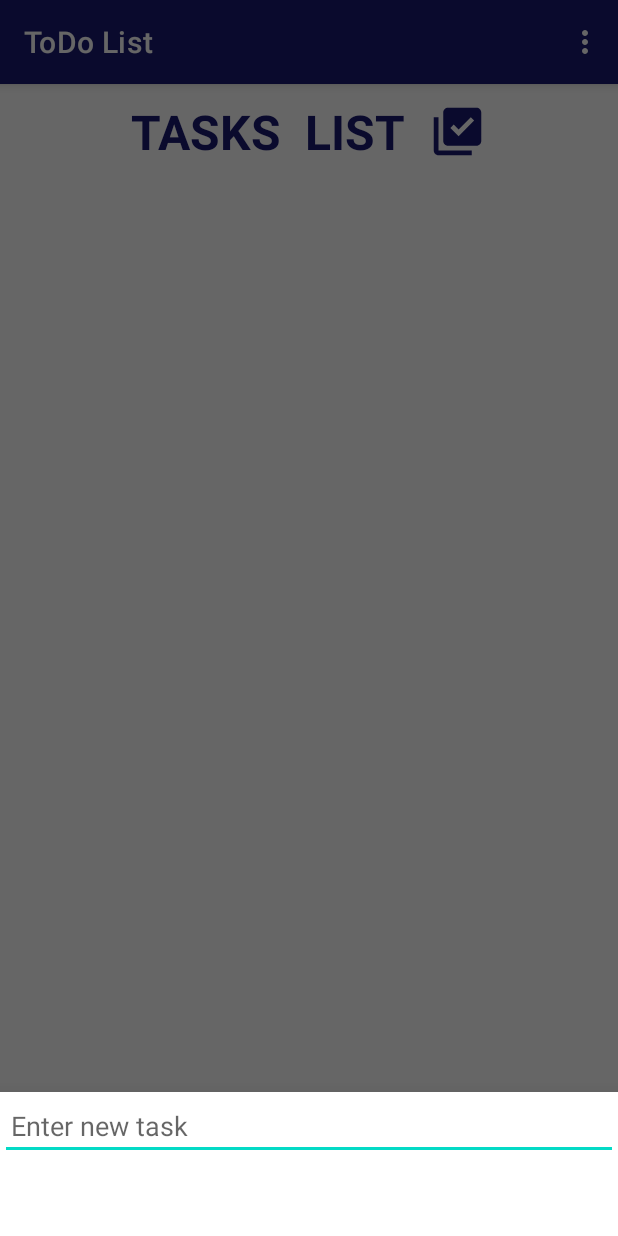
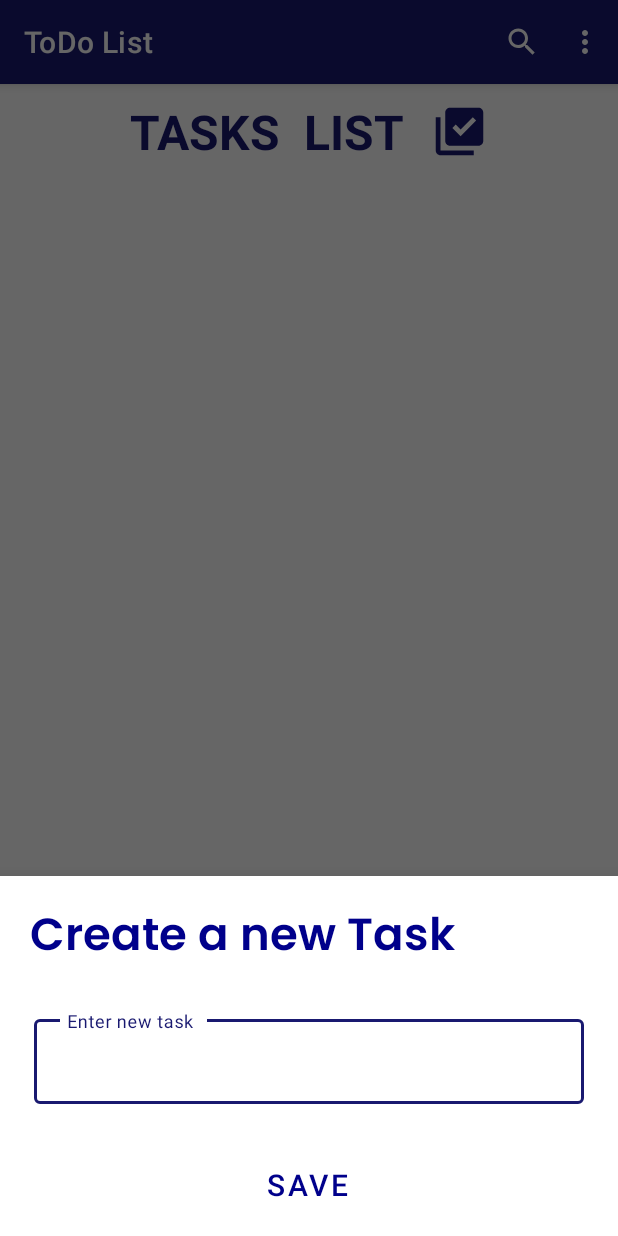
Before and after one commit to sreeginy/ToDo-List, an Android app: the screen it shows after launch (MainActivity), after a tap on an icon or button, on a phone screen of 412 x 824 dp. Run offline under Robolectric (Android 15) with nearby library versions, the light colour scheme and no system bars; libraries missing offline, so code that uses them is left out: it.xabaras.android; Roboto replaces fonts that are not available here.

Commit message:
modify UI

```diff
--- a/app/build.gradle
+++ b/app/build.gradle
@@ -40,4 +40,6 @@ dependencies {
     implementation 'com.google.android.material:material:1.2.1'
     implementation 'it.xabaras.android:recyclerview-swipedecorator:1.4'
     implementation 'com.airbnb.android:lottie:5.2.0'
+
+    implementation 'androidx.swiperefreshlayout:swiperefreshlayout:1.0.0'
 }
--- a/app/src/main/java/com/sreeginy/todolist/Adapter/ToDoAdapter.java
+++ b/app/src/main/java/com/sreeginy/todolist/Adapter/ToDoAdapter.java
@@ -18,6 +18,7 @@ import com.sreeginy.todolist.R;
 import com.sreeginy.todolist.Utils.DatabaseHelper;
 
 import java.util.List;
+import java.util.Locale;
 
 
 public class ToDoAdapter extends RecyclerView.Adapter<ToDoAdapter.MyViewHolder> {
@@ -94,6 +95,7 @@ public class ToDoAdapter extends RecyclerView.Adapter<ToDoAdapter.MyViewHolder>
         return mList.size();
     }
 
+
     public static class MyViewHolder extends RecyclerView.ViewHolder{
 
         CheckBox checkBox;
--- a/app/src/main/java/com/sreeginy/todolist/AddNewTask.java
+++ b/app/src/main/java/com/sreeginy/todolist/AddNewTask.java
@@ -2,6 +2,7 @@ package com.sreeginy.todolist;
 
 import android.app.Activity;
 import android.content.DialogInterface;
+import android.content.Intent;
 import android.graphics.Color;
 import android.os.Bundle;
 import android.text.Editable;
@@ -11,6 +12,7 @@ import android.view.View;
 import android.view.ViewGroup;
 import android.widget.Button;
 import android.widget.EditText;
+import android.widget.ImageView;
 
 import androidx.annotation.NonNull;
 import androidx.annotation.Nullable;
@@ -26,6 +28,7 @@ public class AddNewTask extends BottomSheetDialogFragment {
     //widgets
     private EditText mEditText;
     private Button mSaveButton;
+    public ImageView imageView;
 
     private DatabaseHelper myDB;
 
@@ -44,8 +47,10 @@ public class AddNewTask extends BottomSheetDialogFragment {
     public void onViewCreated(@NonNull View view, @Nullable Bundle savedInstanceState) {
         super.onViewCreated(view, savedInstanceState);
 
-        mEditText = view.findViewById(R.id.editText);
-        mSaveButton = view.findViewById(R.id.saveBtn);
+        mEditText = view.findViewById(R.id.newTask);
+        mSaveButton = view.findViewById(R.id.save);
+
+
 
         myDB = new DatabaseHelper(getActivity());
 
@@ -104,6 +109,12 @@ public class AddNewTask extends BottomSheetDialogFragment {
         });
     }
 
+
+//    public void cancel(View view) {
+//        // Perform the desired action when the cancel button is clicked
+//        // For example, you can close the current activity or dismiss a dialog
+//    }
+
     @Override
     public void onDismiss(@NonNull DialogInterface dialog) {
         super.onDismiss(dialog);
--- a/app/src/main/java/com/sreeginy/todolist/MainActivity.java
+++ b/app/src/main/java/com/sreeginy/todolist/MainActivity.java
@@ -1,13 +1,19 @@
 package com.sreeginy.todolist;
 
 import androidx.annotation.NonNull;
+import androidx.annotation.Nullable;
 import androidx.appcompat.app.AppCompatActivity;
+import androidx.appcompat.widget.SearchView;
 import androidx.recyclerview.widget.ItemTouchHelper;
 import androidx.recyclerview.widget.LinearLayoutManager;
 import androidx.recyclerview.widget.RecyclerView;
+import androidx.swiperefreshlayout.widget.SwipeRefreshLayout;
 
 import android.content.DialogInterface;
+import android.content.Intent;
+import android.database.Cursor;
 import android.os.Bundle;
+import android.util.Log;
 import android.view.Menu;
 import android.view.MenuItem;
 import android.view.View;
@@ -30,6 +36,8 @@ public class MainActivity extends AppCompatActivity implements OnDialogCloserLis
     private List<ToDo> mList;
     private ToDoAdapter adapter;
 
+    SwipeRefreshLayout swipeRefreshLayout;
+
     @Override
     protected void onCreate(Bundle savedInstanceState) {
         super.onCreate(savedInstanceState);
@@ -41,13 +49,25 @@ public class MainActivity extends AppCompatActivity implements OnDialogCloserLis
         mList = new ArrayList<>();
         adapter = new ToDoAdapter(myDB, MainActivity.this);
 
+        swipeRefreshLayout = findViewById(R.id.swiperefresh);
+
         recyclerView.setHasFixedSize(true);
         recyclerView.setLayoutManager(new LinearLayoutManager(this));
         recyclerView.setAdapter(adapter);
 
+        storeDataInArrays();
+
         mList = myDB.getAllTasks();
         Collections.reverse(mList);
         adapter.setTasks(mList);
+
+        swipeRefreshLayout.setOnRefreshListener(new SwipeRefreshLayout.OnRefreshListener() {
+            @Override
+            public void onRefresh() {
+                storeDataInArrays();
+                swipeRefreshLayout.setRefreshing(false);
+            }
+        });
 
         fab.setOnClickListener(new View.OnClickListener() {
             @Override
@@ -55,16 +75,80 @@ public class MainActivity extends AppCompatActivity implements OnDialogCloserLis
                 AddNewTask.newInstance().show(getSupportFragmentManager(), AddNewTask.TAG);
             }
         });
+
         ItemTouchHelper itemTouchHelper = new ItemTouchHelper(new RecyclerViewTouchHelper(adapter));
         itemTouchHelper.attachToRecyclerView(recyclerView);
     }
 
+
+
+    void storeDataInArrays() {
+        mList.clear();
+        Cursor cursor = myDB.readAllData();
+
+        try {
+            if (cursor.moveToFirst()) {
+                do {
+                    ToDo toDoList = new ToDo();
+                    toDoList.setTask(cursor.getString(0));
+                    mList.add(toDoList);
+                } while (cursor.moveToNext());
+            }
+        } finally {
+            cursor.close();
+        }
+        adapter.notifyDataSetChanged();
+    }
+
+
+
+
+    public void showDataInArrays(String task) {
+        mList.clear();
+        Cursor cursor = myDB.getDataByName(task);
+        try {
+            if (cursor.moveToFirst()) {
+
+                do {
+                    ToDo toDoList = new ToDo();
+                    toDoList.setTask(cursor.getString(0));
+                    mList.add(toDoList);
+                    Log.e("search", toDoList.toString());
+                } while (cursor.moveToNext());
+            }
+        } finally {
+            cursor.close();
+        }
+        adapter.notifyDataSetChanged();
+    }
+
     @Override
     public boolean onCreateOptionsMenu(Menu menu) {
-        getMenuInflater().inflate(R.menu.top_menu,menu);
+        getMenuInflater().inflate(R.menu.top_menu, menu);
+        MenuItem menuItem = menu.findItem(R.id.action_search);
+
+        SearchView searchView = (SearchView) menuItem.getActionView();
+        searchView.setMaxWidth(Integer.MAX_VALUE);
+
+        swipeRefreshLayout.setRefreshing(false);
+
+
+        searchView.setOnQueryTextListener(new SearchView.OnQueryTextListener() {
+            @Override
+            public boolean onQueryTextSubmit(String query) {
+                showDataInArrays(query);
+                return false;
+            }
+
+            @Override
+            public boolean onQueryTextChange(String newText) {
+                // You can implement real-time search functionality here
+                return false;
+            }
+        });
+
         return super.onCreateOptionsMenu(menu);
     }
-
 
     @Override
     public void onDialogClose(DialogInterface dialogInterface) {
@@ -72,6 +156,6 @@ public class MainActivity extends AppCompatActivity implements OnDialogCloserLis
         Collections.reverse(mList);
         adapter.setTasks(mList);
         adapter.notifyDataSetChanged();
+    }
 
-    }
 }
--- a/app/src/main/java/com/sreeginy/todolist/Utils/DatabaseHelper.java
+++ b/app/src/main/java/com/sreeginy/todolist/Utils/DatabaseHelper.java
@@ -5,6 +5,8 @@ import android.content.Context;
 import android.database.Cursor;
 import android.database.sqlite.SQLiteDatabase;
 import android.database.sqlite.SQLiteOpenHelper;
+import android.util.Log;
+import android.widget.Toast;
 
 import androidx.annotation.Nullable;
 
@@ -20,8 +22,9 @@ public class DatabaseHelper extends SQLiteOpenHelper {
 
     private static final String TABLE_NAME = "my_todo";
     private static final String COLUMN_ID = "ID";
-    private static final String COLUMN_TASK = "TASK";
+    public static final String COLUMN_TASK = "TASK";
     private static final String COLUMN_STATUS = "STATUS";
+    private Context context;
 
     public DatabaseHelper(@Nullable Context context) {
         super(context, DATABASE_NAME, null, 1);
@@ -44,6 +47,8 @@ public class DatabaseHelper extends SQLiteOpenHelper {
         values.put(COLUMN_TASK, model.getTask());
         values.put(COLUMN_STATUS, 0);
         db.insert(TABLE_NAME, null,values);
+
+
     }
 
 
@@ -96,4 +101,70 @@ public class DatabaseHelper extends SQLiteOpenHelper {
         return modelList;
     }
 
+
+
+    public Cursor getDataByName(String task) {
+        String query = "SELECT * FROM " + TABLE_NAME + " WHERE " + COLUMN_TASK + " like '%"+task+"%'";
+        SQLiteDatabase db = this.getReadableDatabase();
+
+        Cursor cursor = null;
+        if (db != null) {
+            cursor = db.rawQuery(query, null);
         }
+        return cursor;
+    }
+
+//
+//    public Cursor getDataByName(String task) {
+//        SQLiteDatabase db = this.getWritableDatabase();
+//        String query = "SELECT * FROM " + TABLE_NAME + " WHERE " + COLUMN_TASK + " = ?";
+//        return db.rawQuery(query, new String[]{task});
+//    }
+
+    public Cursor readAllData() {
+        String query = "SELECT * FROM " + TABLE_NAME;
+        SQLiteDatabase db = this.getReadableDatabase();
+
+        Cursor cursor = null;
+        if (db != null) {
+            cursor = db.rawQuery(query, null);
+        }
+        return cursor;
+    }
+
+
+//    public List<ToDo> getAllTasks() {
+//        db = this.getWritableDatabase();
+//        Cursor cursor = null;
+//        List<ToDo> modelList = new ArrayList<>();
+//
+//        db.beginTransaction();
+//        try {
+//            cursor = db.query(TABLE_NAME, null, null , null, null, null, null);
+//            if (cursor != null && cursor.moveToFirst()) {
+//                int idIndex = cursor.getColumnIndex(COLUMN_ID);
+//                int taskIndex = cursor.getColumnIndex(COLUMN_TASK);
+//                int statusIndex = cursor.getColumnIndex(COLUMN_STATUS);
+//
+//                do {
+//                    ToDo task = new ToDo();
+//                    if (idIndex != -1)
+//                        task.setId(cursor.getInt(idIndex));
+//                    if (taskIndex != -1)
+//                        task.setTask(cursor.getString(taskIndex));
+//                    if (statusIndex != -1)
+//                        task.setStatus(cursor.getInt(statusIndex));
+//                    modelList.add(task);
+//                } while (cursor.moveToNext());
+//            }
+//        } finally {
+//            if (cursor != null) {
+//                cursor.close();
+//            }
+//            db.endTransaction();
+//        }
+//        return modelList;
+//    }
+
+
+}
--- /dev/null
+++ b/app/src/main/res/drawable/add_task_24.xml
@@ -0,0 +1,5 @@
+<vector android:height="32dp" android:tint="#191970"
+    android:viewportHeight="24" android:viewportWidth="24"
+    android:width="32dp" xmlns:android="http://schemas.android.com/apk/res/android">
+    <path android:fillColor="@android:color/white" android:pathData="M22,5.18L10.59,16.6l-4.24,-4.24l1.41,-1.41l2.83,2.83l10,-10L22,5.18zM12,20c-4.41,0 -8,-3.59 -8,-8s3.59,-8 8,-8c1.57,0 3.04,0.46 4.28,1.25l1.45,-1.45C16.1,2.67 14.13,2 12,2C6.48,2 2,6.48 2,12s4.48,10 10,10c1.73,0 3.36,-0.44 4.78,-1.22l-1.5,-1.5C14.28,19.74 13.17,20 12,20zM19,15h-3v2h3v3h2v-3h3v-2h-3v-3h-2V15z"/>
+</vector>
--- /dev/null
+++ b/app/src/main/res/drawable/close.xml
@@ -0,0 +1,5 @@
+<vector android:height="35dp" android:tint="#F81322"
+    android:viewportHeight="24" android:viewportWidth="24"
+    android:width="35dp" xmlns:android="http://schemas.android.com/apk/res/android">
+    <path android:fillColor="@android:color/white" android:pathData="M19,6.41L17.59,5 12,10.59 6.41,5 5,6.41 10.59,12 5,17.59 6.41,19 12,13.41 17.59,19 19,17.59 13.41,12z"/>
+</vector>
--- /dev/null
+++ b/app/src/main/res/drawable/close_24.xml
@@ -0,0 +1,5 @@
+<vector android:height="35dp" android:tint="#191970"
+    android:viewportHeight="24" android:viewportWidth="24"
+    android:width="35dp" xmlns:android="http://schemas.android.com/apk/res/android">
+    <path android:fillColor="@android:color/white" android:pathData="M19,6.41L17.59,5 12,10.59 6.41,5 5,6.41 10.59,12 5,17.59 6.41,19 12,13.41 17.59,19 19,17.59 13.41,12z"/>
+</vector>
--- /dev/null
+++ b/app/src/main/res/drawable/more_vert.xml
@@ -0,0 +1,5 @@
+<vector android:height="24dp" android:tint="#FFFFFF"
+    android:viewportHeight="24" android:viewportWidth="24"
+    android:width="24dp" xmlns:android="http://schemas.android.com/apk/res/android">
+    <path android:fillColor="@android:color/white" android:pathData="M12,8c1.1,0 2,-0.9 2,-2s-0.9,-2 -2,-2 -2,0.9 -2,2 0.9,2 2,2zM12,10c-1.1,0 -2,0.9 -2,2s0.9,2 2,2 2,-0.9 2,-2 -0.9,-2 -2,-2zM12,16c-1.1,0 -2,0.9 -2,2s0.9,2 2,2 2,-0.9 2,-2 -0.9,-2 -2,-2z"/>
+</vector>
--- /dev/null
+++ b/app/src/main/res/drawable/navigation.xml
@@ -0,0 +1,4 @@
+<?xml version="1.0" encoding="utf-8"?>
+<selector xmlns:android="http://schemas.android.com/apk/res/android">
+
+</selector>
--- /dev/null
+++ b/app/src/main/res/drawable/search_24.xml
@@ -0,0 +1,5 @@
+<vector android:height="24dp" android:tint="#FFFFFF"
+    android:viewportHeight="24" android:viewportWidth="24"
+    android:width="24dp" xmlns:android="http://schemas.android.com/apk/res/android">
+    <path android:fillColor="@android:color/white" android:pathData="M15.5,14h-0.79l-0.28,-0.27C15.41,12.59 16,11.11 16,9.5 16,5.91 13.09,3 9.5,3S3,5.91 3,9.5 5.91,16 9.5,16c1.61,0 3.09,-0.59 4.23,-1.57l0.27,0.28v0.79l5,4.99L20.49,19l-4.99,-5zM9.5,14C7.01,14 5,11.99 5,9.5S7.01,5 9.5,5 14,7.01 14,9.5 11.99,14 9.5,14z"/>
+</vector>
--- /dev/null
+++ b/app/src/main/res/font/poppins_semibold.xml
@@ -0,0 +1,7 @@
+<?xml version="1.0" encoding="utf-8"?>
+<font-family xmlns:app="http://schemas.android.com/apk/res-auto"
+        app:fontProviderAuthority="com.google.android.gms.fonts"
+        app:fontProviderPackage="com.google.android.gms"
+        app:fontProviderQuery="name=Poppins&amp;weight=600"
+        app:fontProviderCerts="@array/com_google_android_gms_fonts_certs">
+</font-family>
--- a/app/src/main/res/layout/activity_main.xml
+++ b/app/src/main/res/layout/activity_main.xml
@@ -6,13 +6,14 @@
     android:layout_height="match_parent"
     tools:context=".MainActivity">
 
+
     <TextView
         android:id="@+id/textView"
         android:layout_width="wrap_content"
         android:layout_height="wrap_content"
         android:text="TASKS  LIST"
         android:drawableRight="@drawable/check_24"
-        android:drawablePadding="15dp"
+        android:drawablePadding="17dp"
         android:fontFamily="@font/lemonada_semibold"
         android:textColor="@color/midnightblue"
         android:textStyle="bold"
@@ -20,13 +21,22 @@
         android:layout_centerHorizontal="true"
         android:layout_marginTop="10dp"/>
 
-    <androidx.recyclerview.widget.RecyclerView
-        android:layout_marginTop="10dp"
+    <androidx.swiperefreshlayout.widget.SwipeRefreshLayout
+        android:id="@+id/swiperefresh"
         android:layout_width="match_parent"
-        android:layout_height="wrap_content"
-        android:id="@+id/recyclerView"
+        android:layout_height="match_parent"
         android:layout_below="@+id/textView"
-        android:nestedScrollingEnabled="true"/>
+        android:layout_marginTop="33dp">
+
+        <androidx.recyclerview.widget.RecyclerView
+            android:id="@+id/recyclerView"
+            android:layout_width="match_parent"
+            android:layout_height="wrap_content"
+            android:layout_below="@+id/textView"
+            android:layout_marginTop="10dp"
+            android:nestedScrollingEnabled="true" />
+
+    </androidx.swiperefreshlayout.widget.SwipeRefreshLayout>
 
     <com.google.android.material.floatingactionbutton.FloatingActionButton
         android:id="@+id/add"
--- a/app/src/main/res/layout/add_newtask.xml
+++ b/app/src/main/res/layout/add_newtask.xml
@@ -1,29 +1,100 @@
 <?xml version="1.0" encoding="utf-8"?>
 <RelativeLayout xmlns:android="http://schemas.android.com/apk/res/android"
     android:layout_width="match_parent"
-    android:layout_height="match_parent">
+    android:layout_height="match_parent"
+    xmlns:app="http://schemas.android.com/apk/res-auto"
+    xmlns:tools="http://schemas.android.com/tools"
+    app:cornerRadius="18dp"
+    >
 
-    <EditText
+    <LinearLayout
+        android:id="@+id/line1"
         android:layout_width="match_parent"
         android:layout_height="wrap_content"
-        android:id="@+id/editText"
-        android:paddingStart="7dp"
-        android:paddingEnd="7dp"
-        android:hint="Enter new task"
-        />
+        android:orientation="horizontal">
+
+        <TextView
+            android:id="@+id/createText"
+            android:layout_width="wrap_content"
+            android:layout_height="wrap_content"
+            android:textAlignment="viewStart"
+            android:text="Create a new Task"
+            android:padding="8dp"
+            android:textColor="@color/darkblue"
+            android:layout_marginStart="12dp"
+            android:layout_marginTop="8dp"
+            android:textSize="30dp"
+            android:fontFamily="@font/poppins_semibold"
+           />
+
+<!--        android:drawableRight="@drawable/add_task_24"-->
+<!--        android:drawablePadding="18dp"-->
+
+<!--        <ImageView-->
+<!--            android:layout_width="wrap_content"-->
+<!--            android:layout_height="wrap_content"-->
+<!--            android:src="@drawable/close"-->
+<!--            android:layout_marginLeft="45dp"-->
+<!--            android:layout_marginTop="18dp"-->
+<!--            android:id="@+id/cancelButton"-->
+<!--            android:clickable="true"-->
+<!--            android:onClick="cancel"-->
+<!--            />-->
+
+    </LinearLayout>
+
+    <com.google.android.material.textfield.TextInputLayout
+        android:id="@+id/textInputLayout"
+        android:layout_marginTop="90dp"
+        style="@style/Widget.MaterialComponents.TextInputLayout.OutlinedBox"
+        android:layout_width="match_parent"
+        android:layout_height="wrap_content"
+        android:hint="  Enter new task"
+        android:layout_marginStart="17dp"
+        android:layout_marginEnd="17dp"
+        app:layout_constraintBottom_toBottomOf="parent"
+        app:layout_constraintEnd_toEndOf="parent"
+        app:layout_constraintHorizontal_bias="0.0"
+        app:layout_constraintStart_toStartOf="parent"
+        app:layout_constraintTop_toBottomOf="@+id/line1"
+        app:layout_constraintVertical_bias="0.119"
+       >
+
+        <com.google.android.material.textfield.TextInputEditText
+            android:id="@+id/newTask"
+            android:layout_width="match_parent"
+            android:layout_height="wrap_content"
+            android:layout_marginTop="120dp"
+            android:layout_marginStart="5dp"
+            android:layout_marginEnd="5dp"
+            android:singleLine="true"
+            tools:ignore="TouchTargetSizeCheck" />
+    </com.google.android.material.textfield.TextInputLayout>
+
+
+
+<!--    <EditText-->
+<!--        android:layout_width="match_parent"-->
+<!--        android:layout_height="wrap_content"-->
+<!--        android:id="@+id/newTask"-->
+<!--        android:paddingStart="7dp"-->
+<!--        android:hint="Enter new task"-->
+<!--        android:paddingEnd="7dp"-->
+<!--        />-->
 
     <Button
-        android:id="@+id/saveBtn"
-        android:layout_width="wrap_content"
-        android:layout_height="45dp"
-        android:layout_below="@+id/editText"
+        android:id="@+id/save"
+        android:layout_width="376dp"
+        android:layout_height="wrap_content"
+        android:layout_below="@+id/textInputLayout"
+        android:layout_alignParentEnd="true"
+        android:layout_marginTop="30dp"
+        android:layout_marginEnd="19dp"
         android:text="Save"
-        android:layout_alignParentEnd="true"
-        android:background="@color/dark"
-        android:textColor="@color/white"
+        android:background="@color/darkblue"
+        android:textColor="@color/darkblue"
         android:textSize="20dp"
-        android:layout_marginEnd="10dp"
-        android:layout_marginBottom="5dp"
-        />
+        android:layout_marginBottom="10dp"/>
+
 
 </RelativeLayout>
--- a/app/src/main/res/menu/top_menu.xml
+++ b/app/src/main/res/menu/top_menu.xml
@@ -9,6 +9,13 @@
 <!--        app:showAsAction="always"-->
 <!--        android:title="Notification"/>-->
     <item
+        android:id="@+id/action_search"
+        android:icon="@drawable/search_24"
+        android:title="Search"
+        app:showAsAction="ifRoom|collapseActionView"
+        app:actionViewClass="androidx.appcompat.widget.SearchView" />
+
+    <item
         android:id="@+id/list"
         android:icon="@drawable/more_vert_24"
         android:title=""
@@ -16,4 +23,6 @@
 
 
 
+
+
 </menu>
--- a/app/src/main/res/values/preloaded_fonts.xml
+++ b/app/src/main/res/values/preloaded_fonts.xml
@@ -3,5 +3,6 @@
     <array name="preloaded_fonts" translatable="false">
         <item>@font/lemonada_bold</item>
         <item>@font/lemonada_semibold</item>
+        <item>@font/poppins_semibold</item>
     </array>
 </resources>
```
Also changed, not shown: app/src/main/AndroidManifest.xml (+9 -9 lines). Lines whose indentation alone changed are shown as unchanged.
